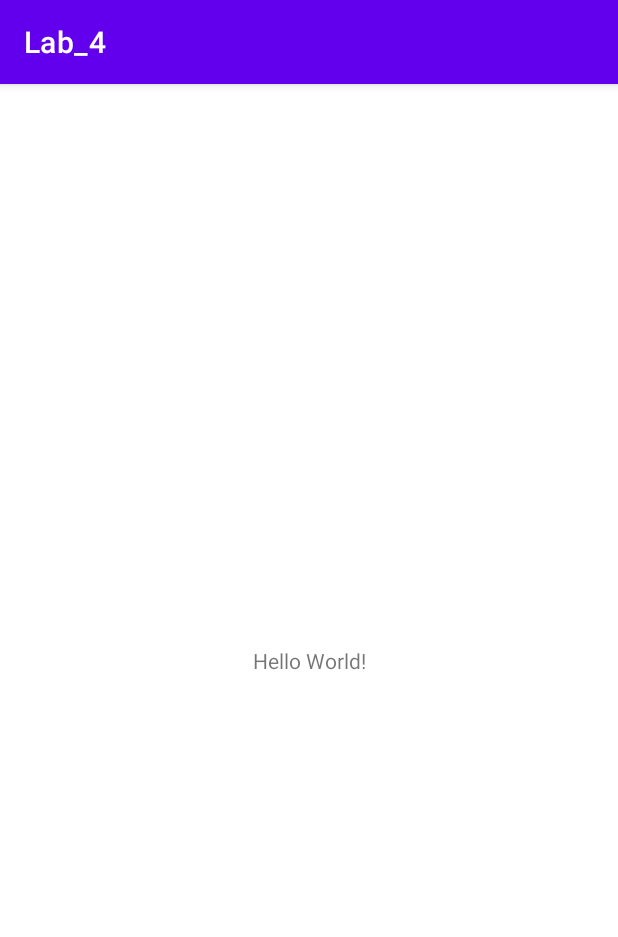
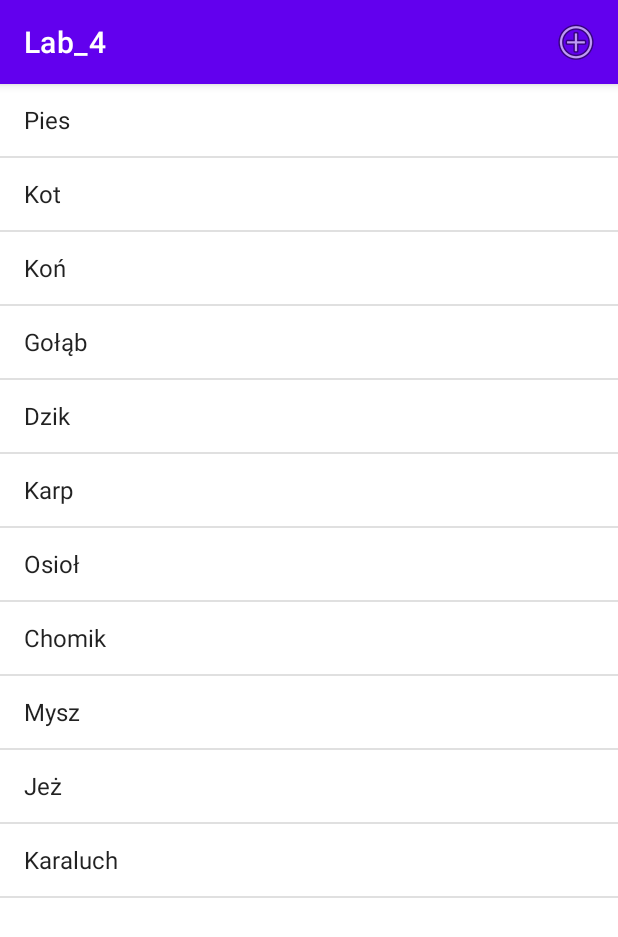
Before and after one commit to HunterretnuH/PAdTM_Lab_4, an Android app: the screen it shows after launch (MainActivity), on a phone screen of 412 x 824 dp. Shown: the top 937 px of the screen. Run offline under Robolectric (Android 15) with nearby library versions, the phone set to English and light mode, and no system bars.

Commit message:
Tworzenie formularza dodawania wpisu - done. Obsługa formularza dodawania - done.

```diff
--- a/app/src/main/AndroidManifest.xml
+++ b/app/src/main/AndroidManifest.xml
@@ -9,6 +9,7 @@
         android:roundIcon="@mipmap/ic_launcher_round"
         android:supportsRtl="true"
         android:theme="@style/Theme.Lab_4">
+        <activity android:name=".DodajWpis"></activity>
         <activity android:name=".MainActivity">
             <intent-filter>
                 <action android:name="android.intent.action.MAIN" />
--- a/app/src/main/java/padtm/lab_4/MainActivity.java
+++ b/app/src/main/java/padtm/lab_4/MainActivity.java
@@ -2,14 +2,62 @@ package padtm.lab_4;
 
 import androidx.appcompat.app.AppCompatActivity;
 
+import android.content.Intent;
 import android.os.Bundle;
+import android.view.Menu;
+import android.view.MenuInflater;
+import android.view.MenuItem;
+import android.widget.ArrayAdapter;
+import android.widget.ListView;
+
+import java.lang.reflect.Array;
+import java.util.ArrayList;
+import java.util.Arrays;
 
 public class MainActivity extends AppCompatActivity {
 
+    private ArrayList<String> target;
+    private ArrayAdapter adapter;
+
     @Override
     protected void onCreate(Bundle savedInstanceState) {
+        String[] values = new String[] { "Pies", "Kot", "Koń", "Gołąb", "Dzik", "Karp", "Osioł",
+                                         "Chomik", "Mysz", "Jeż", "Karaluch"};
         super.onCreate(savedInstanceState);
         setContentView(R.layout.activity_main);
+        this.target = new ArrayList<String>();
+        this.target.addAll(Arrays.asList(values));
+        this.adapter = new ArrayAdapter(this,
+                android.R.layout.simple_list_item_1,
+                this.target);
+        ListView listview = (ListView) findViewById(R.id.listView);
+        listview.setAdapter(this.adapter);
+    }
+
+    @Override
+    public boolean onCreateOptionsMenu(Menu menu)
+    {
+        MenuInflater inflater = getMenuInflater();
+        inflater.inflate(R.menu.main_menu, menu);
+        return true;
+    }
+
+    public void nowyWpis(MenuItem mi)
+    {
+        Intent intencja = new Intent(this, DodajWpis.class);
+        startActivityForResult(intencja, 1);
+    }
+
+    @Override
+    protected void onActivityResult(int requestCode, int resultCode, Intent data)
+    {
+        super.onActivityResult(requestCode, resultCode, data);
+        if(requestCode==1 && resultCode==RESULT_OK)
+        {
+            Bundle extras = data.getExtras();
+            String nowy = (String)extras.get("wpis");
+            target.add(nowy);
+            adapter.notifyDataSetChanged();
+        }
     }
 }
-//TODO - Lab4
--- a/app/src/main/res/layout/activity_main.xml
+++ b/app/src/main/res/layout/activity_main.xml
@@ -6,13 +6,10 @@
     android:layout_height="match_parent"
     tools:context=".MainActivity">
 
-    <TextView
-        android:layout_width="wrap_content"
-        android:layout_height="wrap_content"
-        android:text="Hello World!"
-        app:layout_constraintBottom_toBottomOf="parent"
-        app:layout_constraintLeft_toLeftOf="parent"
-        app:layout_constraintRight_toRightOf="parent"
-        app:layout_constraintTop_toTopOf="parent" />
-
+    <ListView
+        android:id="@+id/listView"
+        android:layout_width="match_parent"
+        android:layout_height="match_parent"
+        tools:layout_editor_absoluteX="104dp"
+        tools:layout_editor_absoluteY="325dp" />
 </androidx.constraintlayout.widget.ConstraintLayout>
--- /dev/null
+++ b/app/src/main/res/menu/main_menu.xml
@@ -0,0 +1,14 @@
+<?xml version="1.0" encoding="utf-8"?>
+<menu xmlns:android="http://schemas.android.com/apk/res/android"
+    xmlns:app="http://schemas.android.com/apk/res-auto">
+
+
+    <item
+        android:id="@+id/create"
+        android:title="Nowy"
+        android:onClick="nowyWpis"
+        android:icon="@android:drawable/ic_menu_add"
+        app:showAsAction="always"
+        />
+
+</menu>
```
Also changed, not shown: app/src/main/java/padtm/lab_4/DodajWpis.java (added, +27 -0 lines), app/src/main/res/layout/activity_dodaj_wpis.xml (added, +32 -0 lines).
